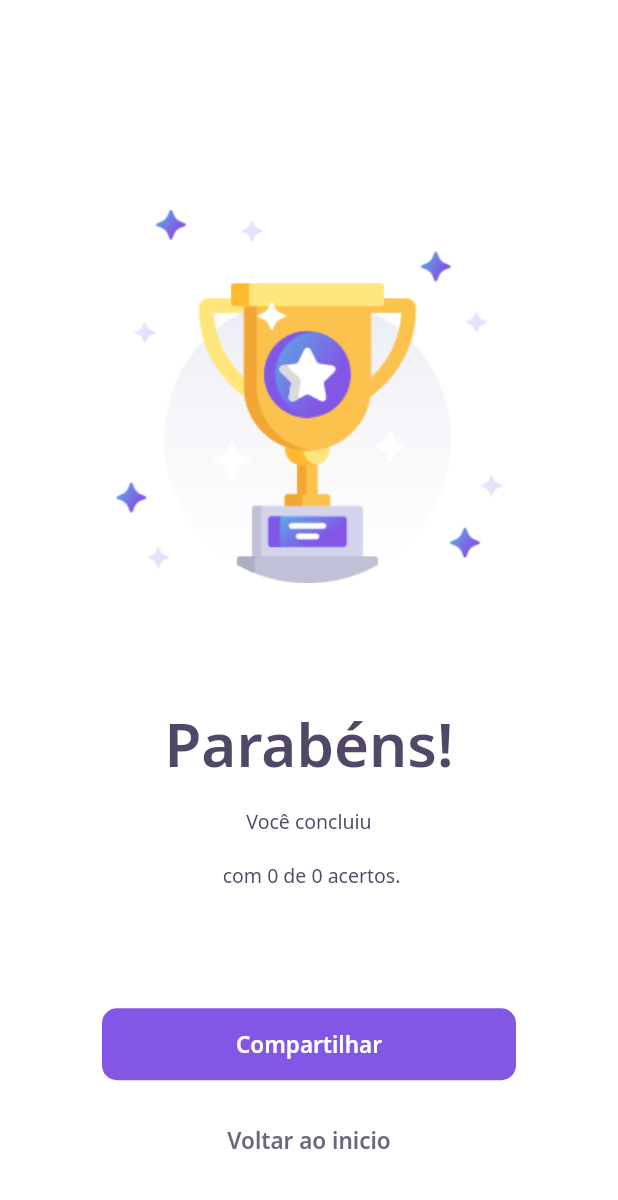
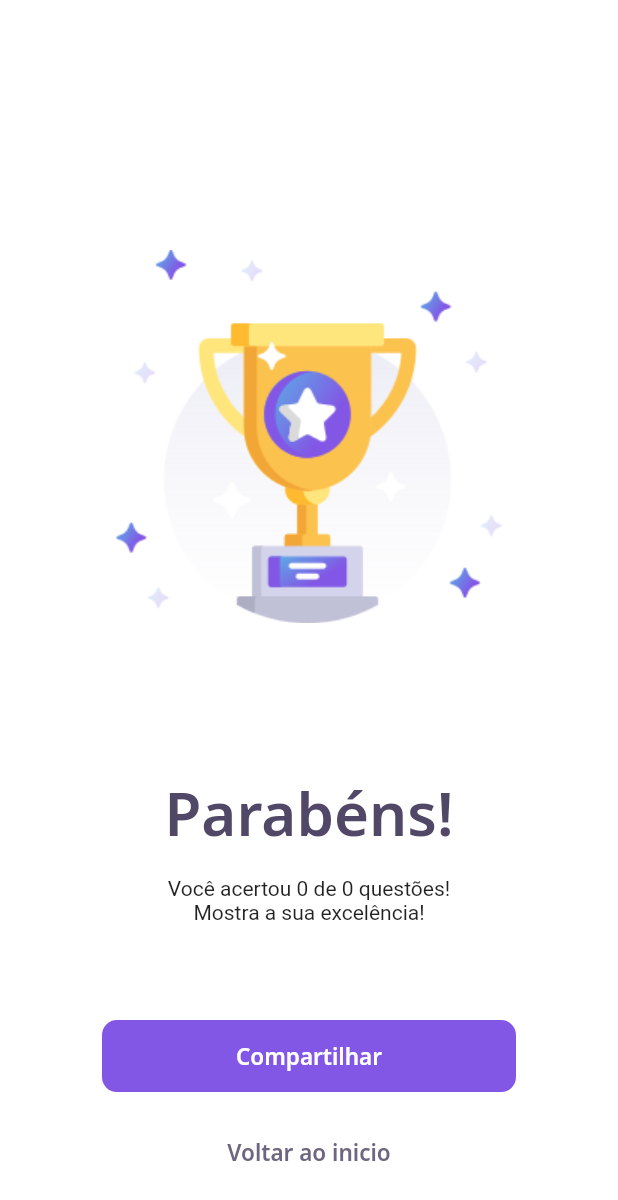
Before and after one commit to SamillyNunes/dev_quiz_nlw5, a Flutter app: the ResultPage screen opened directly with empty values, on a phone screen of 412 x 824 dp. Shown: the top 1200 px of the screen. Run offline on Flutter 3.47's test engine with Material 2 defaults, Android fonts, the phone set to English and light mode, and no system bars; our stand-ins replace firebase_auth, firebase_core, google_fonts, google_sign_in, share_plus, shared_preferences; accounts and stored records are empty.

Commit message:
Message result iterative with result percentage

```diff
--- a/lib/core/app_images.dart
+++ b/lib/core/app_images.dart
@@ -9,4 +9,6 @@ class AppImages {
   static String get logo => "assets/images/logo.png";
   static String get colorfulLogo => "assets/images/colorful_logo.png";
   static String get blackgroundLogo => "assets/images/blackground-logo.png";
+  static String get badResult => "assets/images/bad-review.png";
+  static String get mediumResult => "assets/images/positive-vote.png";
 }
--- a/lib/view/result/result_page.dart
+++ b/lib/view/result/result_page.dart
@@ -19,6 +19,26 @@ class ResultPage extends StatelessWidget {
     required this.result,
   }) : super(key: key);
 
+  double get percentage => this.result / this.questionsLenght;
+
+  String get resultImage => this.percentage < 0.5
+      ? AppImages.badResult
+      : ((this.percentage < 1 && this.percentage > 0.5)
+          ? AppImages.mediumResult
+          : AppImages.trophy);
+
+  String get title => this.percentage < 0.5
+      ? "Que triste!"
+      : ((this.percentage < 1 && this.percentage > 0.5)
+          ? "Continue assim!"
+          : "Parabéns!");
+
+  String get subtitle => this.percentage < 0.5
+      ? "Você só fez $result de $questionsLenght questões. Tente novamente para fixar o conhecimento"
+      : ((this.percentage < 1 && this.percentage > 0.5)
+          ? "Você fez $result de $questionsLenght questões. Siga tentando e você chegará lá!"
+          : "Você acertou $result de $questionsLenght questões! Mostra a sua excelência!");
+
   @override
   Widget build(BuildContext context) {
     SettingsController settingsController =
@@ -35,12 +55,13 @@ class ResultPage extends StatelessWidget {
           crossAxisAlignment: CrossAxisAlignment.center,
           children: [
             Image.asset(
-              AppImages.trophy,
+              resultImage,
+              width: MediaQuery.of(context).size.width * 0.8,
             ),
             Column(
               children: [
                 Text(
-                  "Parabéns!",
+                  this.title,
                   style: AppTextStyles.heading40.copyWith(
                     color: settingsController.currentAppTheme.primaryColor,
                   ),
@@ -48,29 +69,8 @@ class ResultPage extends StatelessWidget {
                 Container(
                   width: 189,
                   padding: const EdgeInsets.only(top: 16),
-                  child: Text.rich(
-                    TextSpan(
-                      text: "Você concluiu ",
-                      style: AppTextStyles.body.copyWith(
-                        color: settingsController.currentAppTheme.primaryColor,
-                      ),
-                      children: [
-                        TextSpan(
-                          text: "\n${this.quizTitle}\n",
-                          style: AppTextStyles.bodyBold.copyWith(
-                            color:
-                                settingsController.currentAppTheme.primaryColor,
-                          ),
-                        ),
-                        TextSpan(
-                          text: " com $result de $questionsLenght acertos.",
-                          style: AppTextStyles.body.copyWith(
-                            color:
-                                settingsController.currentAppTheme.primaryColor,
-                          ),
-                        ),
-                      ],
-                    ),
+                  child: Text(
+                    this.subtitle,
                     textAlign: TextAlign.center,
                   ),
                 ),
```
Also changed, not shown: assets/images/bad-review.png (added), assets/images/positive-vote.png (added).
